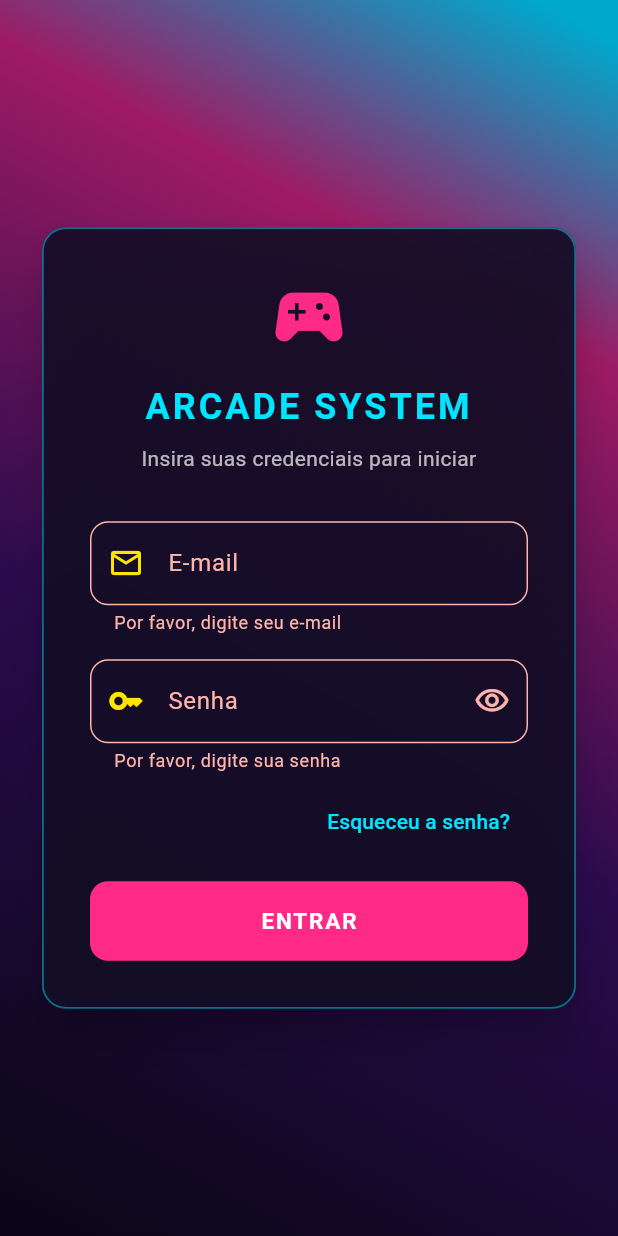
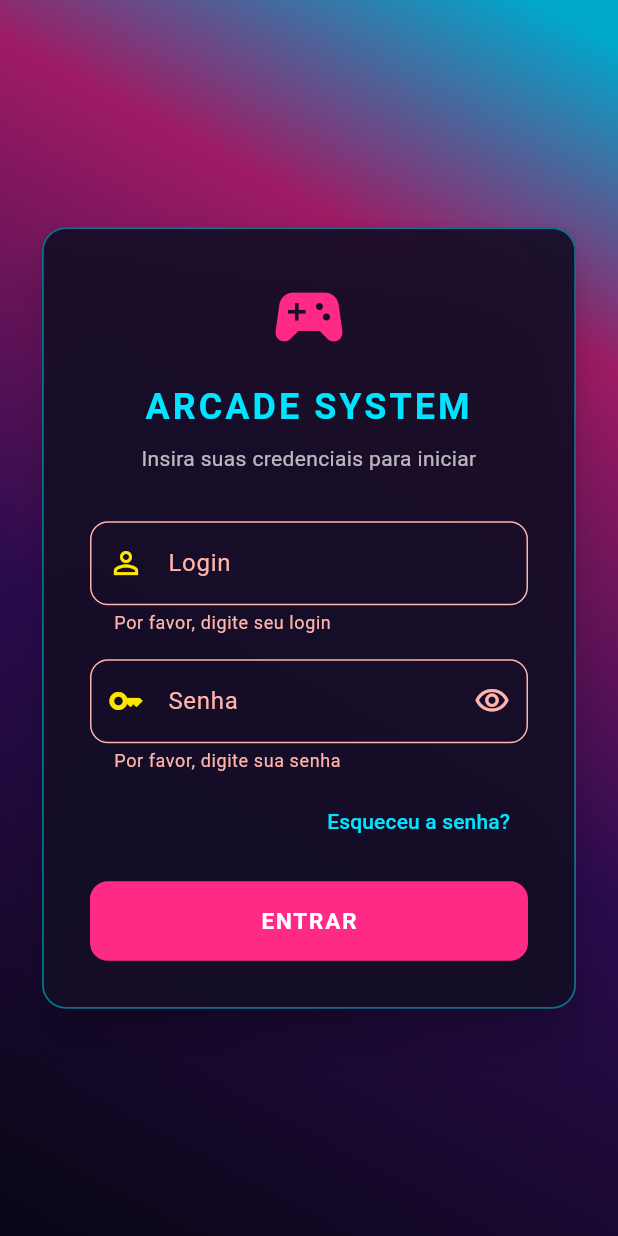
Before and after one commit to WeslleyMartinsBatista/Fliperama_TI, a Flutter app: the screen it shows after launch, after a tap on "ENTRAR", on a phone screen of 412 x 824 dp. Run offline on Flutter 3.47's test engine with Material 3 defaults, Android fonts, the phone set to English and light mode, and no system bars; our stand-ins replace supabase_flutter; accounts and stored records are empty.

Commit message:
fix: login feito com colunas do supabase

```diff
--- a/lib/controller/LoginController.dart
+++ b/lib/controller/LoginController.dart
@@ -1,6 +1,6 @@
 import 'package:flutter/foundation.dart';
-import 'package:supabase_flutter/supabase_flutter.dart';
 
+import '../model/ColaboradorModel.dart';
 import '../service/LoginService.dart';
 
 class LoginController extends ChangeNotifier {
@@ -11,23 +11,23 @@ class LoginController extends ChangeNotifier {
 
   bool _isLoading = false;
   String? _errorMessage;
-  User? _authenticatedUser;
+  ColaboradorModel? _authenticatedColaborador;
 
   bool get isLoading => _isLoading;
   String? get errorMessage => _errorMessage;
-  User? get authenticatedUser => _authenticatedUser;
+  ColaboradorModel? get authenticatedColaborador => _authenticatedColaborador;
 
-  Future<bool> login({required String email, required String password}) async {
+  Future<bool> login({required String login, required String password}) async {
     _isLoading = true;
     _errorMessage = null;
     notifyListeners();
 
     try {
-      final user = await _loginService.signInWithEmailAndPassword(
-        email: email,
+      final colaborador = await _loginService.signInWithLogin(
+        login: login,
         password: password,
       );
-      _authenticatedUser = user;
+      _authenticatedColaborador = colaborador;
       return true;
     } on LoginFailure catch (e) {
       _errorMessage = e.message;
--- /dev/null
+++ b/lib/model/ColaboradorModel.dart
@@ -0,0 +1,38 @@
+class ColaboradorModel {
+  final int id;
+  final int perfilId;
+  final String perfilNome;
+  final String nomeCompleto;
+  final String login;
+  final String senhaHash;
+  final String cargo;
+  final String email;
+  final String status;
+
+  const ColaboradorModel({
+    required this.id,
+    required this.perfilId,
+    required this.perfilNome,
+    required this.nomeCompleto,
+    required this.login,
+    required this.senhaHash,
+    required this.cargo,
+    required this.email,
+    required this.status,
+  });
+
+  factory ColaboradorModel.fromMap(Map<String, dynamic> map) {
+    final perfilMap = map['perfis_acesso'] as Map<String, dynamic>?;
+    return ColaboradorModel(
+      id: map['id'] as int,
+      perfilId: map['perfil_id'] as int,
+      perfilNome: (perfilMap?['nome'] as String? ?? '').toLowerCase(),
+      nomeCompleto: map['nome_completo'] as String? ?? '',
+      login: (map['login'] as String? ?? '').toLowerCase(),
+      senhaHash: map['senha_hash'] as String? ?? '',
+      cargo: map['cargo'] as String? ?? '',
+      email: map['email'] as String? ?? '',
+      status: (map['status'] as String? ?? '').toLowerCase(),
+    );
+  }
+}
--- a/lib/model/UserModel.dart
+++ /dev/null
@@ -1,6 +0,0 @@
-class Usermodel {
-  var nome;
-  var email;
-  var senha;
-  var cargo;
-}
--- a/lib/view/LoginView.dart
+++ b/lib/view/LoginView.dart
@@ -11,7 +11,7 @@ class LoginView extends StatefulWidget {
 class _LoginViewState extends State<LoginView>
     with SingleTickerProviderStateMixin {
   final _formKey = GlobalKey<FormState>();
-  final _emailController = TextEditingController();
+  final _loginFieldController = TextEditingController();
   final _passwordController = TextEditingController();
   late final LoginController _loginController;
 
@@ -59,7 +59,7 @@ class _LoginViewState extends State<LoginView>
   void dispose() {
     _loginController.dispose();
     _bgController.dispose();
-    _emailController.dispose();
+    _loginFieldController.dispose();
     _passwordController.dispose();
     super.dispose();
   }
@@ -68,23 +68,30 @@ class _LoginViewState extends State<LoginView>
     if (!_formKey.currentState!.validate()) return;
 
     final success = await _loginController.login(
-      email: _emailController.text,
+      login: _loginFieldController.text,
       password: _passwordController.text,
     );
 
     if (!mounted) return;
 
     if (success) {
-      final userEmail =
-          _loginController.authenticatedUser?.email ??
-          _emailController.text.trim();
+      final colaborador = _loginController.authenticatedColaborador!;
       ScaffoldMessenger.of(context).showSnackBar(
         SnackBar(
-          content: Text('PLAYER 1 READY — $userEmail'),
+          content: Text(
+            'PLAYER 1 READY  ${colaborador.nomeCompleto.toUpperCase()} (${colaborador.perfilNome.toUpperCase()})',
+          ),
           backgroundColor: const Color(0xFF00E5FF),
           behavior: SnackBarBehavior.floating,
         ),
       );
+
+      // switch (colaborador.perfilNome) {
+      //   case 'caixa': ...
+      //   case 'gerente': ...
+      //   case 'tecnico': ...
+      //   case 'administrador': ...
+      // }
     } else if (_loginController.errorMessage != null) {
       ScaffoldMessenger.of(context).showSnackBar(
         SnackBar(
@@ -165,14 +172,14 @@ class _LoginViewState extends State<LoginView>
                         ),
                         const SizedBox(height: 32),
                         TextFormField(
-                          controller: _emailController,
-                          keyboardType: TextInputType.emailAddress,
+                          controller: _loginFieldController,
+                          keyboardType: TextInputType.text,
                           textInputAction: TextInputAction.next,
                           decoration: InputDecoration(
-                            labelText: 'E-mail',
-                            hintText: 'player1@arcade.com',
+                            labelText: 'Login',
+                            hintText: 'user.perfil',
                             prefixIcon: const Icon(
-                              Icons.email_outlined,
+                              Icons.person_outline,
                               color: Color(0xFFFFE600),
                             ),
                             border: OutlineInputBorder(
@@ -181,10 +188,7 @@ class _LoginViewState extends State<LoginView>
                           ),
                           validator: (value) {
                             if (value == null || value.trim().isEmpty) {
-                              return 'Por favor, digite seu e-mail';
-                            }
-                            if (!value.contains('@')) {
-                              return 'Digite um e-mail válido';
+                              return 'Por favor, digite seu login';
                             }
                             return null;
                           },
@@ -220,9 +224,6 @@ class _LoginViewState extends State<LoginView>
                           validator: (value) {
                             if (value == null || value.isEmpty) {
                               return 'Por favor, digite sua senha';
-                            }
-                            if (value.length < 6) {
-                              return 'A senha deve ter pelo menos 6 caracteres';
                             }
                             return null;
                           },
```
Also changed, not shown: lib/service/LoginService.dart (+35 -31 lines).
